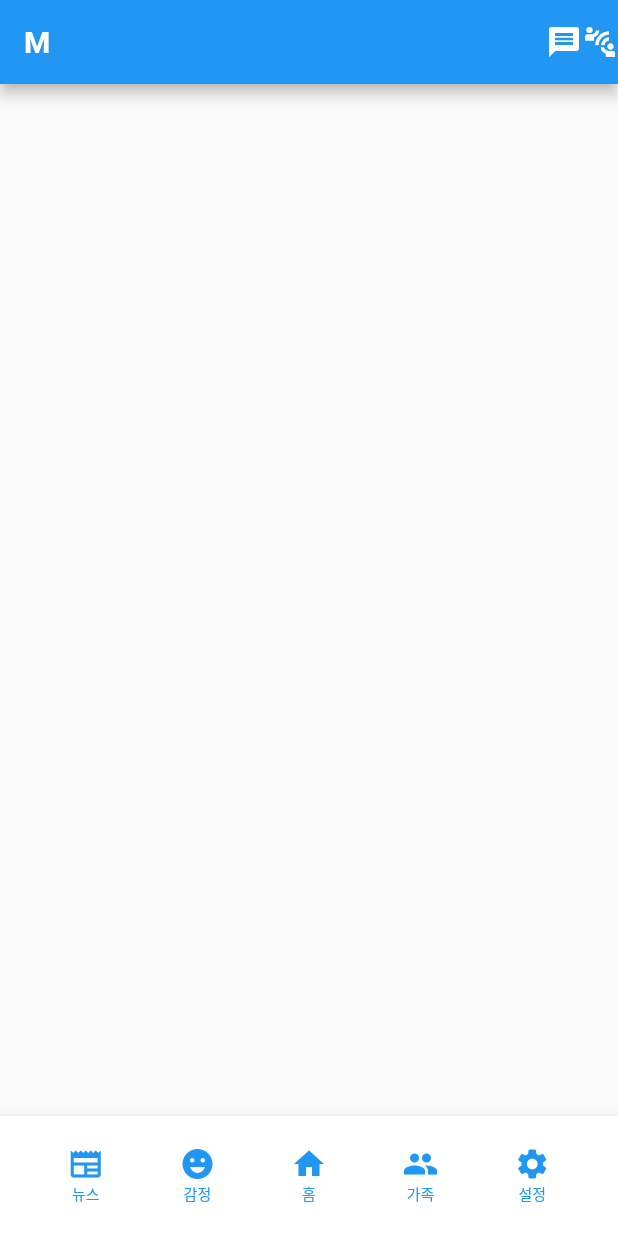
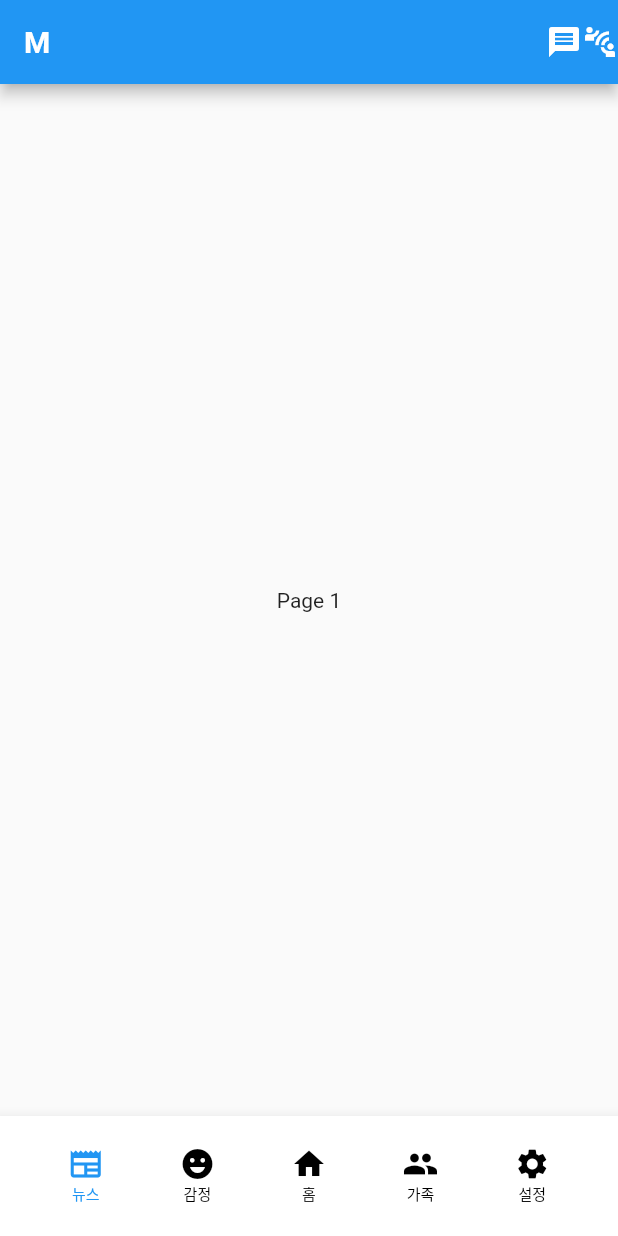
Before and after one commit to kimkyury/MirrorMe-SmartMirror-SpringBoot, a Flutter app: the screen it shows after launch, on a phone screen of 412 x 824 dp. Run offline on Flutter 3.47's test engine with Material 2 defaults, Android fonts, the phone set to English and light mode, and no system bars.

Commit message:
feat: Add App Router
어플리케이션 BottomNavigationBar Router 적용

```diff
--- a/Frontend/Application/flutter_application_1/lib/main.dart
+++ b/Frontend/Application/flutter_application_1/lib/main.dart
@@ -7,22 +7,58 @@ void main() {
 class MyApp extends StatelessWidget {
   const MyApp({super.key});
 
-  // This widget is the root of your application.
   @override
   Widget build(BuildContext context) {
     return MaterialApp(
-      home: Scaffold(
+      home: const MyHomePage(),
+    );
+  }
+}
+
+class MyHomePage extends StatefulWidget {
+  const MyHomePage({Key? key}) : super(key: key);
+
+  @override
+  _MyHomePageState createState() => _MyHomePageState();
+}
+
+
+class _MyHomePageState extends State<MyHomePage> {
+  int _currentIndex = 0;
+  final PageController _pageController = PageController();
+
+  final List<Widget> _pages = [
+    // Replace these with your actual pages or widgets
+    News(),
+    Emotions(),
+    Home(),
+    Family(),
+    Settings(),
+  ];
+
+  // 전체 화면 구성
+  @override
+  Widget build(BuildContext context) {
+    return Scaffold(
       appBar: AppBar(
-          title: Text('M', style: TextStyle(
+        title: Text(
+          'M',
+          style: TextStyle(
             color: Colors.white,
-            fontWeight: FontWeight.w600
+            fontWeight: FontWeight.w600,
           ),),
           actions: [
           Icon(Icons.message), // 메세지
           Icon(Icons.connect_without_contact) // 연결
         ],),
-        body: Container(
-          // 라우터 뷰 추가
+      body: PageView(
+        controller: _pageController,
+        children: _pages,
+        onPageChanged: (index) {
+          setState(() {
+            _currentIndex = index;
+          });
+        },
       ),
       bottomNavigationBar: BottomAppBar(
         child: Container(
@@ -32,36 +68,93 @@ class MyApp extends StatelessWidget {
             mainAxisAlignment: MainAxisAlignment.spaceAround,
             crossAxisAlignment: CrossAxisAlignment.start,
             children: [
-                Column(
-                  children: [
-                    Icon(Icons.newspaper, color: Colors.blue,),
-                    Text('뉴스', style: TextStyle(fontSize: 10, color: Colors.blue),)
-                  ],),
-                Column(
-                  children: [
-                    Icon(Icons.emoji_emotions, color: Colors.blue,),
-                    Text('감정', style: TextStyle(fontSize: 10, color: Colors.blue),)
-                  ],),
-                Column(
-                  children: [
-                    Icon(Icons.home, color: Colors.blue,),
-                    Text('홈', style: TextStyle(fontSize: 10, color: Colors.blue),)
-                  ],),
-                Column(
-                  children: [
-                    Icon(Icons.people, color: Colors.blue,),
-                    Text('가족', style: TextStyle(fontSize: 10, color: Colors.blue),)
-                  ],),
-                Column(
-                  children: [
-                    Icon(Icons.settings, color: Colors.blue,),
-                    Text('설정', style: TextStyle(fontSize: 10, color: Colors.blue),)
-                  ],),
+              buildNavItem(Icons.newspaper, '뉴스', 0),
+              buildNavItem(Icons.emoji_emotions, '감정', 1),
+              buildNavItem(Icons.home, '홈', 2),
+              buildNavItem(Icons.people, '가족', 3),
+              buildNavItem(Icons.settings, '설정', 4),
             ],
-            ),
           ),
         ),
       ),
     );
   }
+
+  Widget buildNavItem(IconData icon, String label, int index) {
+    return GestureDetector(
+      onTap: () {
+        _pageController.animateToPage(
+          index,
+          duration: Duration(milliseconds: 500),
+          curve: Curves.ease,
+        );
+      },
+      child: Column(
+        children: [
+          Icon(
+            icon,
+            color: _currentIndex == index ? Colors.blue : Colors.black,
+          ),
+          Text(
+            label,
+            style: TextStyle(
+              fontSize: 10,
+              color: _currentIndex == index ? Colors.blue : Colors.black,
+            ),
+          ),
+        ],
+      ),
+    );
   }
+}
+
+// BottomNavigationBar별 페이지
+// 뉴스
+class News extends StatelessWidget {
+  @override
+  Widget build(BuildContext context) {
+    return Center(
+      child: Text('Page 1'),
+    );
+  }
+}
+
+// 감정
+class Emotions extends StatelessWidget {
+  @override
+  Widget build(BuildContext context) {
+    return Center(
+      child: Text('Page 2'),
+    );
+  }
+}
+
+// 홈 화면
+class Home extends StatelessWidget {
+  @override
+  Widget build(BuildContext context) {
+    return Center(
+      child: Text('Page 3'),
+    );
+  }
+}
+
+// 가족
+class Family extends StatelessWidget {
+  @override
+  Widget build(BuildContext context) {
+    return Center(
+      child: Text('Page 4'),
+    );
+  }
+}
+
+// 설정
+class Settings extends StatelessWidget {
+  @override
+  Widget build(BuildContext context) {
+    return Center(
+      child: Text('Page 5'),
+    );
+  }
+}
```
Lines whose indentation alone changed are shown as unchanged.
